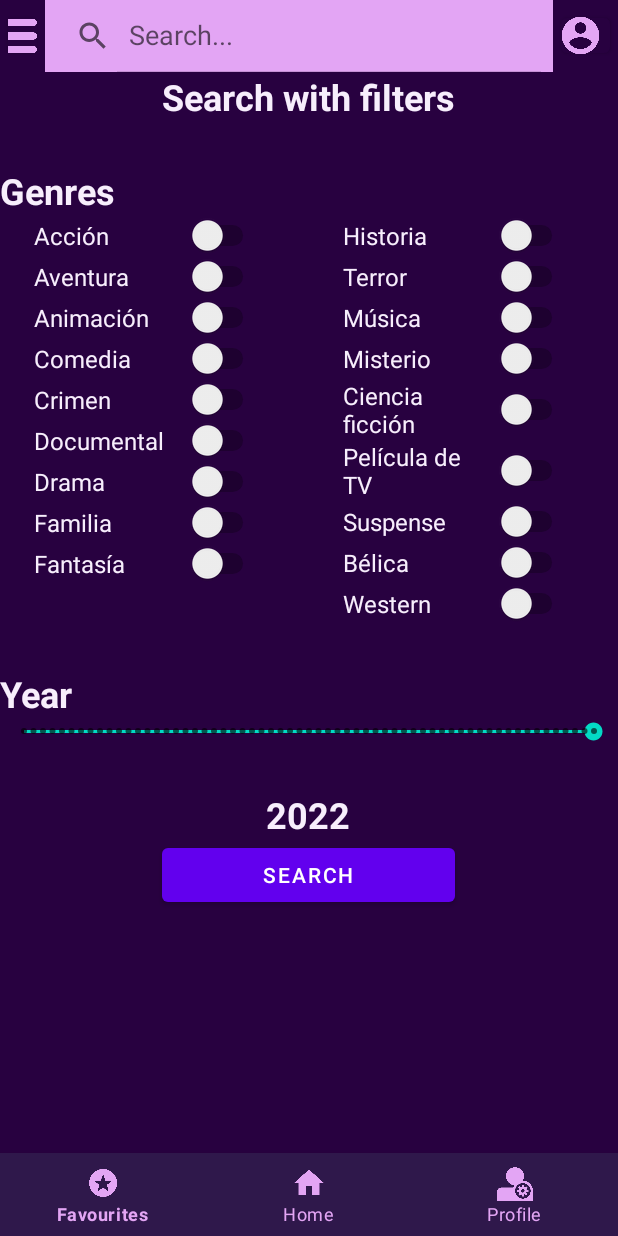
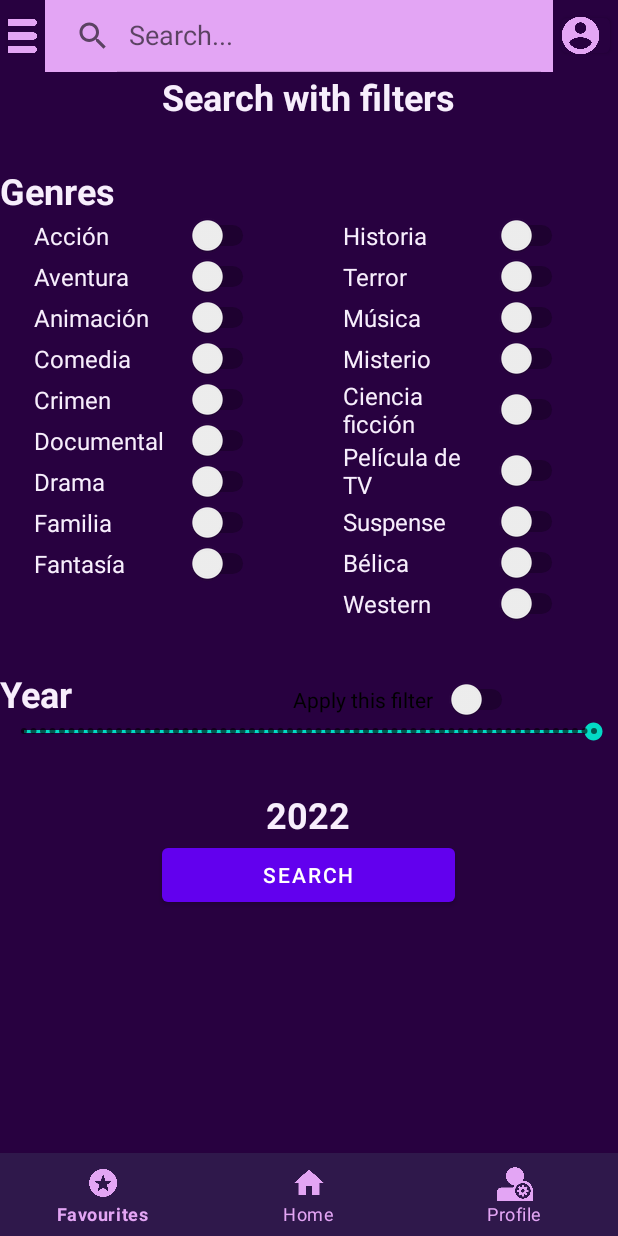
Before and after one commit to MyUnicaucaGit/Moovster, an Android app: the screen it shows after launch (MainActivity), after a tap on an icon or button, on a phone screen of 412 x 824 dp. Run offline under Robolectric (Android 15) with nearby library versions, the phone set to English and light mode, and no system bars; our stand-ins replace Volley, navigation-ui; libraries missing offline, so code that uses them is left out: com.jackandphantom.carouselrecyclerview; network calls fail.

Commit message:
Filter completed

```diff
--- a/app/src/main/java/edu/unicauca/moovster/ui/movies/SearchFilters.kt
+++ b/app/src/main/java/edu/unicauca/moovster/ui/movies/SearchFilters.kt
@@ -6,6 +6,7 @@ import android.view.View
 import android.view.ViewGroup
 import android.widget.Button
 import android.widget.SeekBar
+import android.widget.Switch
 import android.widget.TextView
 import androidx.fragment.app.Fragment
 import edu.unicauca.moovster.R
@@ -45,7 +46,28 @@ class SearchFilters : Fragment() {
         super.onViewCreated(view, savedInstanceState)
         val yearSearch:SeekBar=view.findViewById(R.id.seekBar);
         val txtYear: TextView=view.findViewById(R.id.txtYearFilter)
+        val filterYar:Switch= view.findViewById(R.id.switchYear)
         val searchButton: Button=view.findViewById(R.id.btnSearchFilter)
+        val switchList:ArrayList<Switch> = ArrayList();
+        val genresList:ArrayList<String> = ArrayList();
+        switchList.add( view.findViewById(R.id.switch1))
+        switchList.add(  view.findViewById(R.id.switch2))
+        switchList.add(  view.findViewById(R.id.switch3))
+        switchList.add(  view.findViewById(R.id.switch4) )
+        switchList.add(  view.findViewById(R.id.switch5))
+        switchList.add( view.findViewById(R.id.switch6))
+        switchList.add(  view.findViewById(R.id.switch7))
+        switchList.add(  view.findViewById(R.id.switch8))
+        switchList.add(  view.findViewById(R.id.switch9))
+        switchList.add(  view.findViewById(R.id.switch10))
+        switchList.add(  view.findViewById(R.id.switch11))
+        switchList.add(  view.findViewById(R.id.switch12))
+        switchList.add(  view.findViewById(R.id.switch13))
+        switchList.add(  view.findViewById(R.id.switch14))
+        switchList.add(  view.findViewById(R.id.switch15))
+        switchList.add(  view.findViewById(R.id.switch16))
+        switchList.add(  view.findViewById(R.id.switch17))
+        switchList.add(  view.findViewById(R.id.switch18))
         yearSearch.setOnSeekBarChangeListener(object : SeekBar.OnSeekBarChangeListener {
             override fun onProgressChanged(p0: SeekBar?, currentValue: Int, p2: Boolean) {
                 txtYear.text=((2022-60)+(currentValue)).toString()
@@ -55,8 +77,16 @@ class SearchFilters : Fragment() {
             override fun onStopTrackingTouch(p0: SeekBar?) {}
         })
         searchButton.setOnClickListener {
+            var yearFilter=0
+            if(filterYar.isChecked){yearFilter=txtYear.text.toString().toInt()}
+
+            for (switch in switchList){
+                if (switch.isChecked){
+                    genresList.add(switch.text.toString())
+                }
+            }
             activity?.supportFragmentManager?.beginTransaction()
-                ?.replace(R.id.nav_host_fragment_activity_main, Show_Movie_list(listOf("Acción","Animación"),txtYear.text.toString().toInt()))
+                ?.replace(R.id.nav_host_fragment_activity_main, Show_Movie_list(genresList,yearFilter))
                 ?.commit()
         }
     }
--- a/app/src/main/res/layout/fragment_search_filters.xml
+++ b/app/src/main/res/layout/fragment_search_filters.xml
@@ -275,6 +275,13 @@
                 android:textColor="@color/letter_white"
                 android:textSize="24sp"
                 android:textStyle="bold" />
+
+            <Switch
+                android:id="@+id/switchYear"
+                android:layout_width="wrap_content"
+                android:layout_height="wrap_content"
+                android:layout_marginTop="30dp"
+                android:text="@string/filter_by_year" />
         </TableRow>
 
         <TableRow
@@ -307,6 +314,7 @@
                 android:textColor="@color/letter_white"
                 android:textSize="24sp"
                 android:textStyle="bold" />
+
         </TableRow>
 
         <TableRow
--- a/app/src/main/res/values/strings.xml
+++ b/app/src/main/res/values/strings.xml
@@ -33,6 +33,7 @@
     <string name="Search_title_text">Search with filters</string>
     <string name="Genres">Genres</string>
     <string name="Year">Year</string>
+    <string name="filter_by_year">Apply this filter</string>
 
 
 </resources>
```
Also changed, not shown: app/src/main/java/edu/unicauca/moovster/ui/movies/Show_Movie_list.java (+24 -2 lines), 1 other file.
